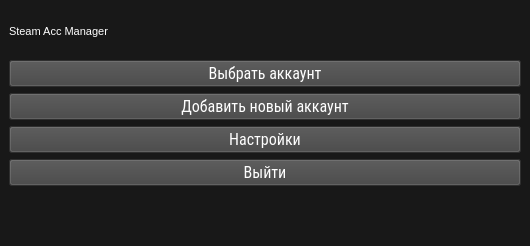
This is src/views/ui/main_window.ui in Abbit/steam_account_manager as Qt 5 draws it before an edit. The edited form follows.
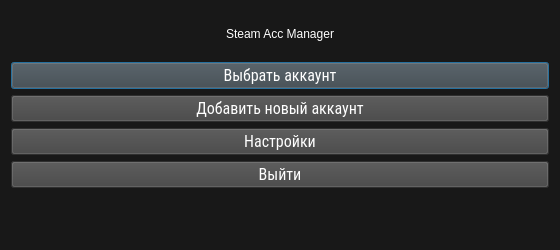
This is the edited form.

Patch:
```diff
--- a/src/views/ui/main_window.ui
+++ b/src/views/ui/main_window.ui
@@ -1,13 +1,13 @@
 <?xml version="1.0" encoding="UTF-8"?>
 <ui version="4.0">
- <class>MainWindow</class>
- <widget class="QMainWindow" name="MainWindow">
+ <class>Dialog</class>
+ <widget class="QDialog" name="Dialog">
   <property name="geometry">
    <rect>
     <x>0</x>
     <y>0</y>
-    <width>530</width>
-    <height>246</height>
+    <width>560</width>
+    <height>250</height>
    </rect>
   </property>
   <property name="minimumSize">
@@ -16,25 +16,9 @@
     <height>0</height>
    </size>
   </property>
-  <property name="font">
-   <font>
-    <family>MS Shell Dlg 2</family>
-    <pointsize>8</pointsize>
-   </font>
-  </property>
   <property name="windowTitle">
    <string>Steam Acc Manager</string>
   </property>
-  <property name="animated">
-   <bool>true</bool>
-  </property>
-  <property name="tabShape">
-   <enum>QTabWidget::Rounded</enum>
-  </property>
-  <property name="dockOptions">
-   <set>QMainWindow::AllowTabbedDocks|QMainWindow::AnimatedDocks</set>
-  </property>
-  <widget class="QWidget" name="centralwidget">
    <property name="styleSheet">
     <string notr="true">background-color:  rgb(24, 24, 24);</string>
    </property>
@@ -57,6 +41,9 @@
       <property name="scaledContents">
        <bool>true</bool>
       </property>
+     <property name="alignment">
+      <set>Qt::AlignCenter</set>
+     </property>
       <property name="wordWrap">
        <bool>true</bool>
       </property>
@@ -175,7 +162,6 @@
     </item>
    </layout>
   </widget>
- </widget>
  <resources/>
  <connections>
   <connection>
```
Left out of the diff: 10 changed lines with no effect on the pictures. Lines whose indentation alone changed are shown as unchanged.
